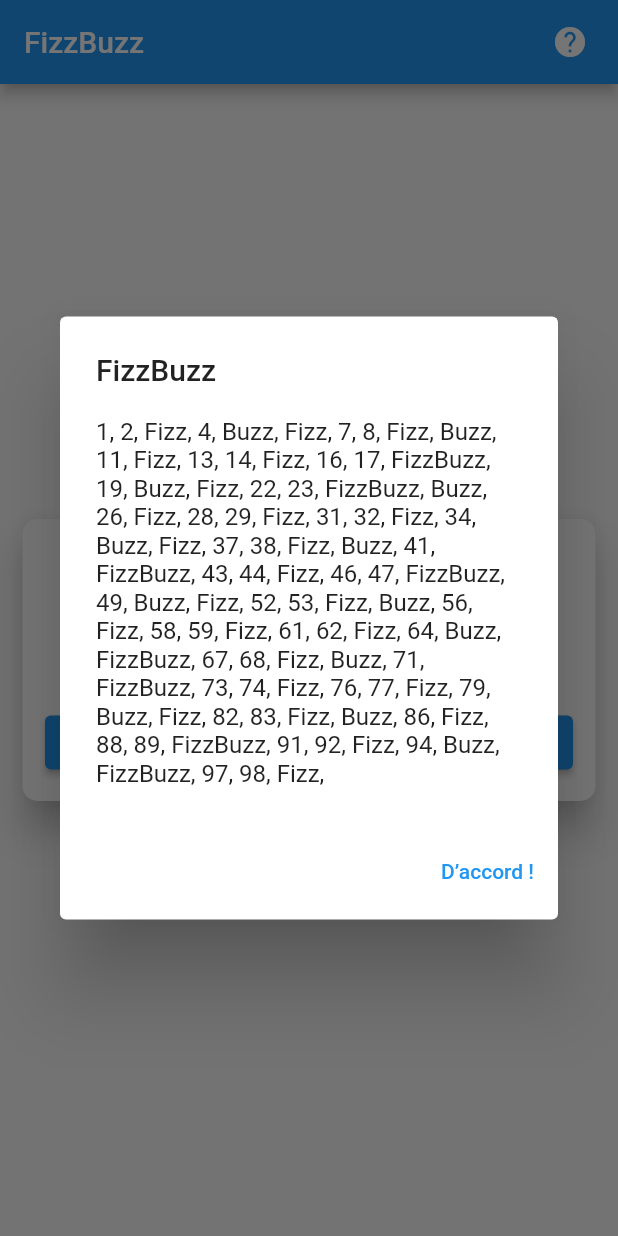
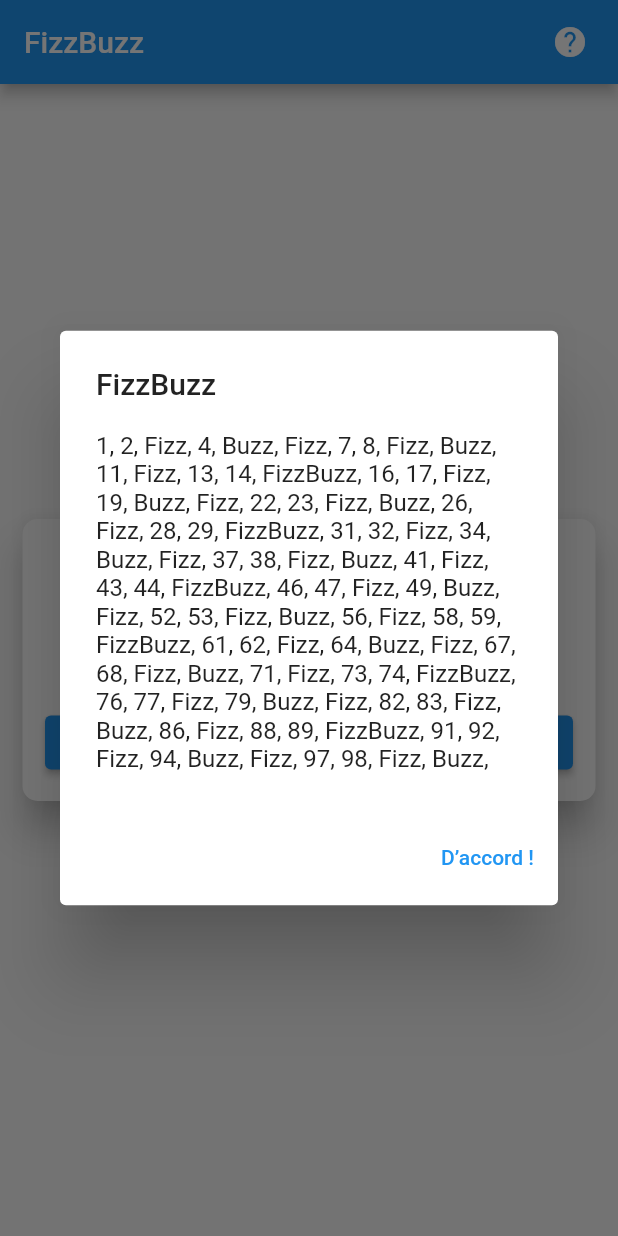
Before and after one commit to hepl-dam/fizzbuzz, a Flutter app: the screen it shows after launch, after a tap on "Afficher le résultat", on a phone screen of 412 x 824 dp. Run offline on Flutter 3.47's test engine with Material 2 defaults, Android fonts, the phone set to English and light mode, and no system bars.

Commit message:
:tada: Initial commit

```diff
--- a/lib/HomePage.dart
+++ b/lib/HomePage.dart
@@ -91,7 +91,7 @@ class _HomePageState extends State<HomePage> {
                       context: context,
                       builder: (BuildContext context) => AlertDialog(
                         title: const Text('FizzBuzz'),
-                        content: Text(generateFizzBuzz(min, max)),
+                        content: Text(fizzBuzz(min, max)),
                         actions: <Widget>[
                           TextButton(
                             onPressed: () => Navigator.pop(context, 'OK'),
@@ -117,21 +117,20 @@ class _HomePageState extends State<HomePage> {
     );
   }
 
-  String generateFizzBuzz(int min, int max) {
-    print(min);
-    print(max);
-    String result = '';
-    for (int i = min; i < max; i++) {
-      if (i % 3 == 0 && i & 5 == 0) {
-        result += 'FizzBuzz, ';
+  String fizzBuzz(int min, int max) {
+    String fizzBuzz = "";
+    for (int i = min; i <= max; i++) {
+      if (i % 3 == 0 && i % 5 == 0) {
+        fizzBuzz += "FizzBuzz, ";
       } else if (i % 3 == 0) {
-        result += 'Fizz, ';
+        fizzBuzz += "Fizz, ";
       } else if (i % 5 == 0) {
-        result += 'Buzz, ';
+        fizzBuzz += "Buzz, ";
       } else {
-        result += i.toString() + ', ';
+        fizzBuzz += i.toString() + ", ";
       }
     }
-    return result;
+
+    return fizzBuzz;
   }
 }
```
